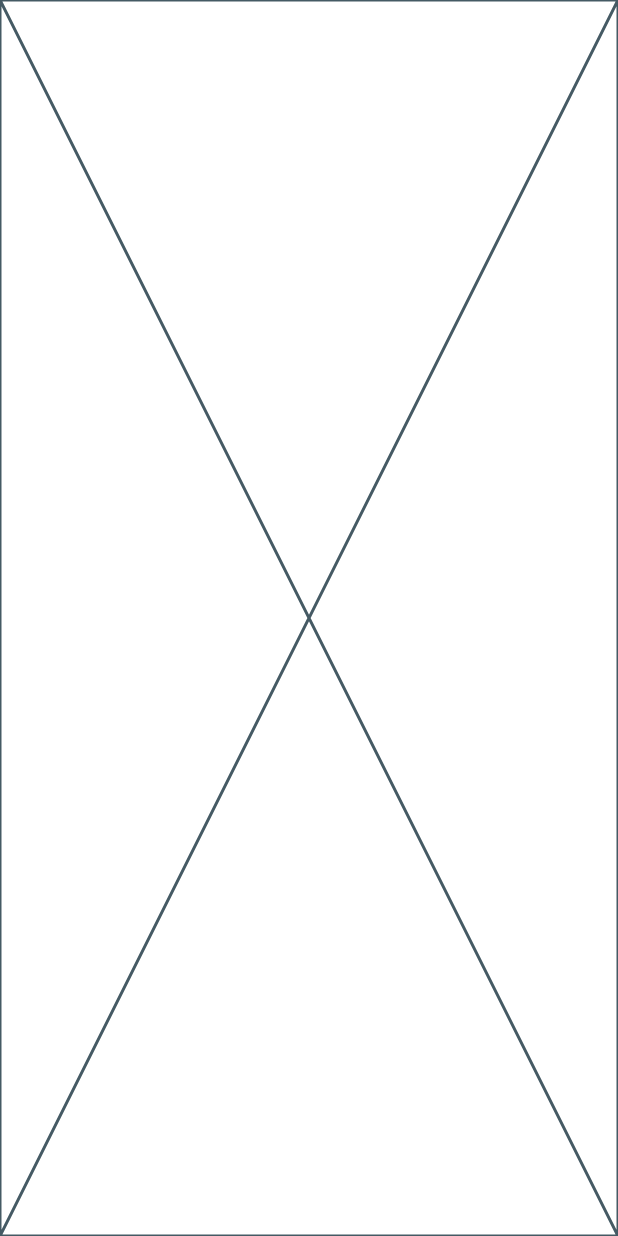
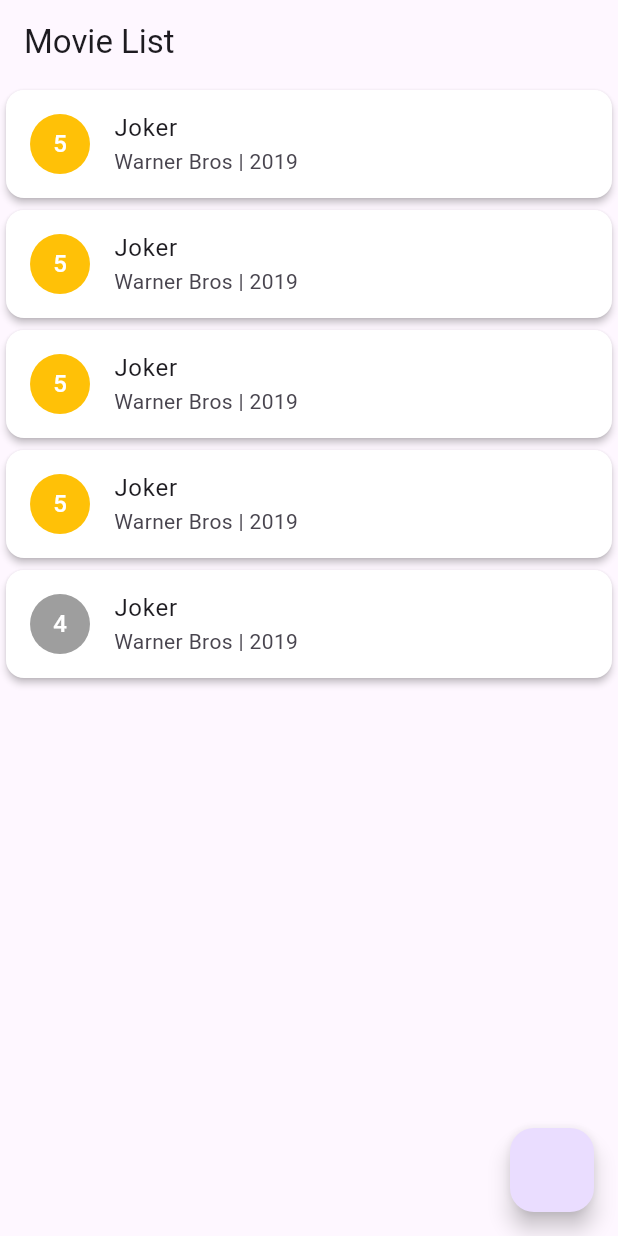
Before and after one commit to gabrielmoreira-dev/movie-list-flutter, a Flutter app: the screen it shows after launch, on a phone screen of 412 x 824 dp. Run offline on Flutter 3.47's test engine with Material 3 defaults, Android fonts, the phone set to English and light mode, and no system bars.

Commit message:
Added movie list

```diff
--- a/lib/main.dart
+++ b/lib/main.dart
@@ -1,4 +1,5 @@
 import 'package:flutter/material.dart';
+import 'package:movie_list/view/home_page.dart';
 
 main() {
   runApp(const App());
@@ -8,7 +9,8 @@ class App extends StatelessWidget {
   const App({super.key});
 
   @override
-  Widget build(BuildContext context) {
-    return const Placeholder();
-  }
+  Widget build(BuildContext context) => const MaterialApp(
+    title: "Movie List",
+    home: HomePage(),
+  );
 }
--- /dev/null
+++ b/lib/model/movie.dart
@@ -0,0 +1,13 @@
+class Movie {
+  final String title;
+  final int rate;
+  final int year;
+  final String studio;
+
+  Movie({
+    required this.title,
+    required this.rate,
+    required this.year,
+    required this.studio,
+  });
+}
--- /dev/null
+++ b/lib/view/home_page.dart
@@ -0,0 +1,71 @@
+import 'package:flutter/material.dart';
+import 'package:movie_list/model/movie.dart';
+
+class HomePage extends StatefulWidget {
+  const HomePage({super.key});
+
+  @override
+  State<HomePage> createState() => _HomePageState();
+}
+
+class _HomePageState extends State<HomePage> {
+  List<Movie> movieList = [];
+
+  @override
+  void initState() {
+    movieList = [
+      Movie(title: "Joker", rate: 5, year: 2019, studio: "Warner Bros"),
+      Movie(title: "Joker", rate: 5, year: 2019, studio: "Warner Bros"),
+      Movie(title: "Joker", rate: 5, year: 2019, studio: "Warner Bros"),
+      Movie(title: "Joker", rate: 5, year: 2019, studio: "Warner Bros"),
+      Movie(title: "Joker", rate: 4, year: 2019, studio: "Warner Bros"),
+    ];
+    super.initState();
+  }
+
+  _addMovie() {}
+
+  @override
+  Widget build(BuildContext context) => Scaffold(
+        appBar: AppBar(
+          title: const Text("Movie List"),
+        ),
+        body: ListView.builder(
+          itemCount: movieList.length,
+          itemBuilder: (_, pos) => ListItem(movie: movieList[pos]),
+        ),
+        floatingActionButton: FloatingActionButton(onPressed: _addMovie),
+      );
+}
+
+class ListItem extends StatelessWidget {
+  const ListItem({super.key, required this.movie});
+
+  final Movie movie;
+
+  Color _getColor() {
+    switch (movie.rate) {
+      case 5:
+        return Colors.amber;
+      default:
+        return Colors.grey;
+    }
+  }
+
+  @override
+  Widget build(BuildContext context) => Card(
+        color: Colors.white,
+        elevation: 2.0,
+        child: ListTile(
+          leading: CircleAvatar(
+            backgroundColor: _getColor(),
+            child: Text(
+              movie.rate.toString(),
+              style: const TextStyle(color: Colors.white),
+            ),
+          ),
+          title: Text(movie.title),
+          subtitle: Text("${movie.studio} | ${movie.year}"),
+        ),
+      );
+}
```
Also changed, not shown: lib/view/add_movie_page.dart (added).
